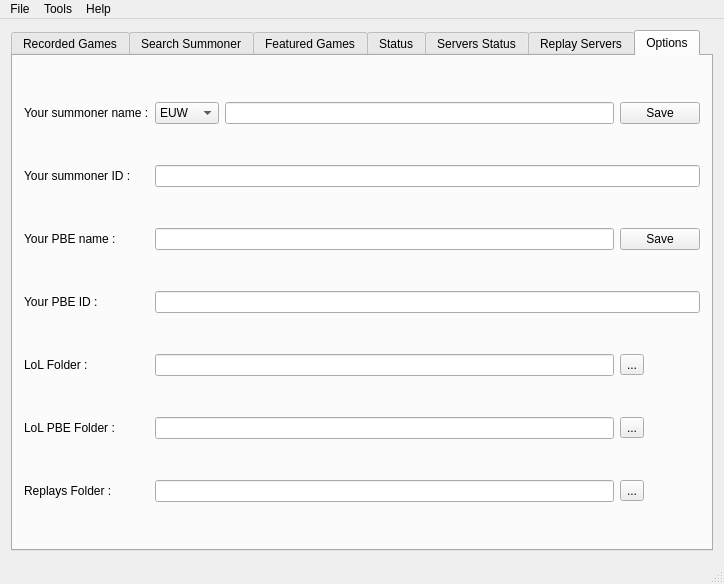
The window that src/mainwindow.ui (Aztorius/legendsreplay) describes before a commit, drawn with Qt 5.
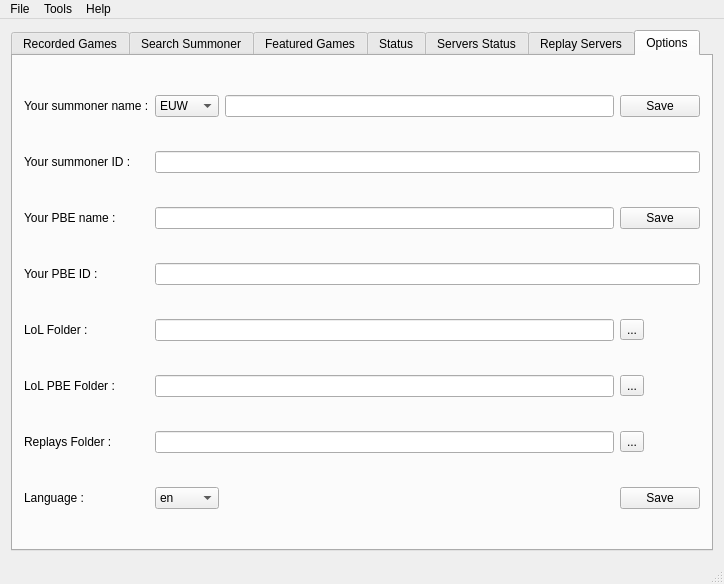
The same window after the commit. The open tabs and pages were chosen to show the change. Icons and pictures are not drawn.

Commit message: Added: translation in French and Portuguese Improves: strings to translate in source code Moved: files to sub-directories Changed: getServerid() to getPlatformId() Added: stop recording a game by stopping the recorder thread Removed: help button in Advanced Recorder dialog 1.4.0 -> 1.4.1

The edit to the form file:
```diff
--- a/src/mainwindow.ui
+++ b/src/mainwindow.ui
@@ -914,38 +914,45 @@
         <string>Options</string>
        </attribute>
        <layout class="QGridLayout" name="gridLayout_6">
-        <item row="0" column="3">
+        <item row="1" column="3">
          <widget class="QPushButton" name="pushButton_summonersave">
           <property name="text">
            <string>Save</string>
           </property>
          </widget>
         </item>
-        <item row="0" column="0">
+        <item row="1" column="0">
          <widget class="QLabel" name="label_8">
           <property name="text">
            <string>Your summoner name :</string>
           </property>
          </widget>
         </item>
-        <item row="0" column="2">
-         <widget class="QLineEdit" name="lineEdit_summonername"/>
+        <item row="1" column="2">
+         <widget class="QLineEdit" name="lineEdit_summonername">
+          <property name="text">
+           <string notr="true"/>
+          </property>
+         </widget>
         </item>
-        <item row="1" column="1" colspan="3">
+        <item row="2" column="1" colspan="3">
          <widget class="QLineEdit" name="lineEdit_summonerid">
+          <property name="text">
+           <string notr="true"/>
+          </property>
           <property name="readOnly">
            <bool>true</bool>
           </property>
          </widget>
         </item>
-        <item row="1" column="0">
+        <item row="2" column="0">
          <widget class="QLabel" name="label_9">
           <property name="text">
            <string>Your summoner ID :</string>
           </property>
          </widget>
         </item>
-        <item row="7" column="3">
+        <item row="9" column="3">
          <widget class="QToolButton" name="toolButton_2">
           <property name="sizePolicy">
            <sizepolicy hsizetype="Fixed" vsizetype="Fixed">
@@ -958,21 +965,21 @@
           </property>
          </widget>
         </item>
-        <item row="7" column="0">
+        <item row="9" column="0">
          <widget class="QLabel" name="label_2">
           <property name="text">
            <string>Replays Folder :</string>
           </property>
          </widget>
         </item>
-        <item row="4" column="0">
+        <item row="5" column="0">
          <widget class="QLabel" name="label">
           <property name="text">
            <string>LoL Folder :</string>
           </property>
          </widget>
         </item>
-        <item row="4" column="1" colspan="2">
+        <item row="5" column="1" colspan="2">
          <widget class="QLineEdit" name="lineEdit_lolfolder">
           <property name="text">
            <string/>
@@ -982,7 +989,7 @@
           </property>
          </widget>
         </item>
-        <item row="4" column="3">
+        <item row="5" column="3">
          <widget class="QToolButton" name="toolButton">
           <property name="sizePolicy">
            <sizepolicy hsizetype="Fixed" vsizetype="Fixed">
@@ -995,15 +1002,21 @@
           </property>
          </widget>
         </item>
-        <item row="7" column="1" colspan="2">
+        <item row="9" column="1" colspan="2">
          <widget class="QLineEdit" name="lineEdit_replaysFolder">
+          <property name="text">
+           <string notr="true"/>
+          </property>
           <property name="readOnly">
            <bool>true</bool>
           </property>
          </widget>
         </item>
-        <item row="0" column="1">
+        <item row="1" column="1">
          <widget class="QComboBox" name="comboBox_summonerserver">
+          <property name="currentText">
+           <string notr="true">EUW</string>
+          </property>
           <item>
            <property name="text">
             <string>EUW</string>
@@ -1061,21 +1074,24 @@
           </item>
          </widget>
         </item>
-        <item row="5" column="1" colspan="2">
+        <item row="7" column="1" colspan="2">
          <widget class="QLineEdit" name="lineEdit_pbefolder">
+          <property name="text">
+           <string notr="true"/>
+          </property>
           <property name="readOnly">
            <bool>true</bool>
           </property>
          </widget>
         </item>
-        <item row="5" column="0">
+        <item row="7" column="0">
          <widget class="QLabel" name="label_3">
           <property name="text">
            <string>LoL PBE Folder :</string>
           </property>
          </widget>
         </item>
-        <item row="5" column="3">
+        <item row="7" column="3">
          <widget class="QToolButton" name="toolButton_pbefolder">
           <property name="sizePolicy">
            <sizepolicy hsizetype="Fixed" vsizetype="Fixed">
@@ -1088,14 +1104,14 @@
           </property>
          </widget>
         </item>
-        <item row="2" column="0">
+        <item row="3" column="0">
          <widget class="QLabel" name="label_5">
           <property name="text">
            <string>Your PBE name :</string>
           </property>
          </widget>
         </item>
-        <item row="2" column="1" colspan="2">
+        <item row="3" column="1" colspan="2">
          <widget class="QLineEdit" name="lineEdit_pbename">
           <property name="text">
            <string/>
@@ -1105,14 +1121,14 @@
           </property>
          </widget>
         </item>
-        <item row="3" column="0">
+        <item row="4" column="0">
          <widget class="QLabel" name="label_6">
           <property name="text">
            <string>Your PBE ID :</string>
           </property>
          </widget>
         </item>
-        <item row="3" column="1" colspan="3">
+        <item row="4" column="1" colspan="3">
          <widget class="QLineEdit" name="lineEdit_pbeid">
           <property name="text">
            <string/>
@@ -1122,7 +1138,7 @@
           </property>
          </widget>
         </item>
-        <item row="2" column="3">
+        <item row="3" column="3">
          <widget class="QPushButton" name="pushButton_pbesave">
           <property name="text">
            <string>Save</string>
@@ -1138,6 +1154,39 @@
           </property>
          </widget>
         </item>
+        <item row="10" column="1">
+         <widget class="QComboBox" name="comboBox_language">
+          <item>
+           <property name="text">
+            <string>en</string>
+           </property>
+          </item>
+          <item>
+           <property name="text">
+            <string>fr</string>
+           </property>
+          </item>
+          <item>
+           <property name="text">
+            <string>pt</string>
+           </property>
+          </item>
+         </widget>
+        </item>
+        <item row="10" column="0">
+         <widget class="QLabel" name="label_7">
+          <property name="text">
+           <string>Language :</string>
+          </property>
+         </widget>
+        </item>
+        <item row="10" column="3">
+         <widget class="QPushButton" name="pushButton_saveLanguage">
+          <property name="text">
+           <string>Save</string>
+          </property>
+         </widget>
+        </item>
        </layout>
       </widget>
      </widget>
```
Left out of the diff: 169 changed lines with no effect on the pictures. The commit also changes 26 other files.
